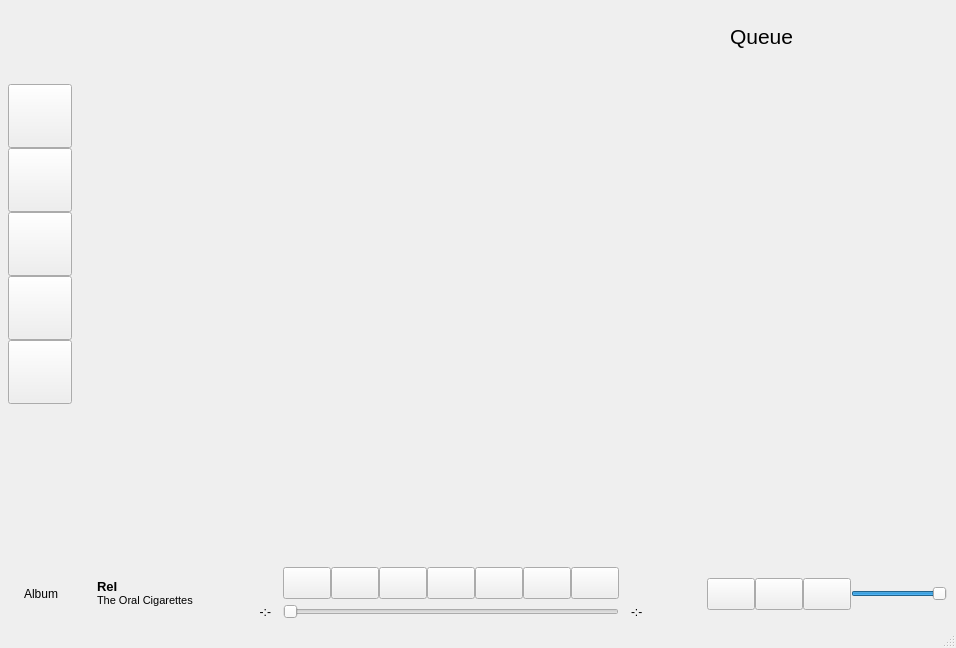
First picture: the form in ui/mainwindow.ui, repository bagusNA/bitbeat, before the edit.
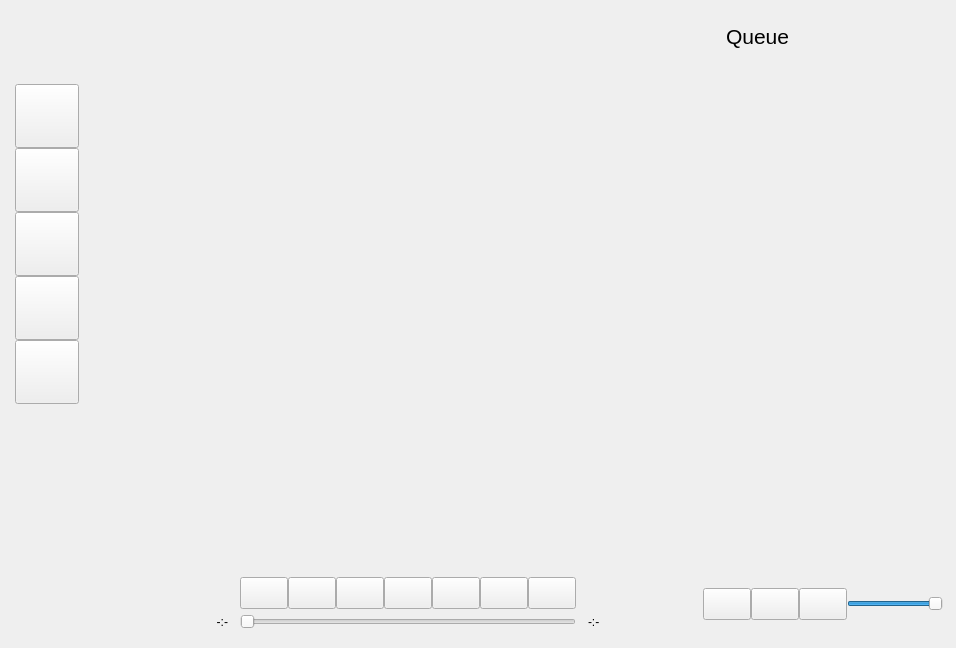
Second picture: the form after the edit. Icons and pictures are not drawn.

What changed in the file:
```diff
--- a/ui/mainwindow.ui
+++ b/ui/mainwindow.ui
@@ -21,25 +21,31 @@
    <string notr="true"/>
   </property>
   <widget class="QWidget" name="container">
-   <layout class="QGridLayout" name="gridLayout_2" columnstretch="0,1,0">
+   <property name="sizePolicy">
+    <sizepolicy hsizetype="Expanding" vsizetype="Expanding">
+     <horstretch>0</horstretch>
+     <verstretch>0</verstretch>
+    </sizepolicy>
+   </property>
+   <layout class="QGridLayout" name="gridLayout_2" rowstretch="1,0" columnstretch="0,1,0">
     <property name="leftMargin">
-     <number>0</number>
+     <number>7</number>
     </property>
     <property name="topMargin">
      <number>0</number>
     </property>
     <property name="rightMargin">
-     <number>0</number>
+     <number>4</number>
     </property>
     <property name="bottomMargin">
-     <number>0</number>
+     <number>12</number>
     </property>
     <property name="spacing">
      <number>0</number>
     </property>
     <item row="1" column="0" colspan="3">
      <widget class="QWidget" name="widget_3" native="true">
-      <layout class="QGridLayout" name="gridLayout_3" columnstretch="1,0,0">
+      <layout class="QGridLayout" name="gridLayout_3" columnstretch="0,0,0,0,0">
        <property name="bottomMargin">
         <number>0</number>
        </property>
@@ -49,112 +55,8 @@
        <property name="verticalSpacing">
         <number>0</number>
        </property>
-       <item row="0" column="0">
-        <layout class="QHBoxLayout" name="song_info">
-         <property name="spacing">
-          <number>24</number>
-         </property>
-         <property name="leftMargin">
-          <number>0</number>
-         </property>
-         <property name="rightMargin">
-          <number>0</number>
-         </property>
-         <item>
-          <widget class="QLabel" name="placeholder_album_cover">
-           <property name="sizePolicy">
-            <sizepolicy hsizetype="Preferred" vsizetype="Preferred">
-             <horstretch>0</horstretch>
-             <verstretch>0</verstretch>
-            </sizepolicy>
-           </property>
-           <property name="minimumSize">
-            <size>
-             <width>64</width>
-             <height>64</height>
-            </size>
-           </property>
-           <property name="maximumSize">
-            <size>
-             <width>64</width>
-             <height>64</height>
-            </size>
-           </property>
-           <property name="text">
-            <string>Album</string>
-           </property>
-           <property name="scaledContents">
-            <bool>false</bool>
-           </property>
-           <property name="alignment">
-            <set>Qt::AlignCenter</set>
-           </property>
-          </widget>
-         </item>
-         <item>
-          <layout class="QVBoxLayout" name="song_info_labels">
-           <property name="spacing">
-            <number>0</number>
-           </property>
-           <property name="leftMargin">
-            <number>0</number>
-           </property>
-           <item>
-            <widget class="QLabel" name="song_title_label">
-             <property name="minimumSize">
-              <size>
-               <width>0</width>
-               <height>0</height>
-              </size>
-             </property>
-             <property name="maximumSize">
-              <size>
-               <width>300</width>
-               <height>16777215</height>
-              </size>
-             </property>
-             <property name="font">
-              <font>
-               <pointsize>10</pointsize>
-               <weight>75</weight>
-               <bold>true</bold>
-              </font>
-             </property>
-             <property name="text">
-              <string>ReI</string>
-             </property>
-             <property name="alignment">
-              <set>Qt::AlignBottom|Qt::AlignLeading|Qt::AlignLeft</set>
-             </property>
-            </widget>
-           </item>
-           <item>
-            <widget class="QLabel" name="song_artist_label">
-             <property name="maximumSize">
-              <size>
-               <width>300</width>
-               <height>16777215</height>
-              </size>
-             </property>
-             <property name="font">
-              <font>
-               <pointsize>8</pointsize>
-              </font>
-             </property>
-             <property name="text">
-              <string>The Oral Cigarettes</string>
-             </property>
-             <property name="alignment">
-              <set>Qt::AlignLeading|Qt::AlignLeft|Qt::AlignTop</set>
-             </property>
-            </widget>
-           </item>
-          </layout>
-         </item>
-        </layout>
-       </item>
-       <item row="0" column="1">
-        <layout class="QGridLayout" name="gridLayout_6">
+       <item row="0" column="2">
+        <layout class="QGridLayout" name="gridLayout_6" rowstretch="0,1,0">
          <property name="leftMargin">
           <number>0</number>
          </property>
@@ -364,7 +266,130 @@
          </item>
         </layout>
        </item>
-       <item row="0" column="2">
+       <item row="0" column="1">
+        <spacer name="horizontalSpacer">
+         <property name="orientation">
+          <enum>Qt::Horizontal</enum>
+         </property>
+         <property name="sizeHint" stdset="0">
+          <size>
+           <width>40</width>
+           <height>20</height>
+          </size>
+         </property>
+        </spacer>
+       </item>
+       <item row="0" column="0">
+        <layout class="QHBoxLayout" name="song_info">
+         <property name="spacing">
+          <number>24</number>
+         </property>
+         <property name="leftMargin">
+          <number>0</number>
+         </property>
+         <property name="rightMargin">
+          <number>0</number>
+         </property>
+         <item>
+          <widget class="QLabel" name="placeholder_album_cover">
+           <property name="sizePolicy">
+            <sizepolicy hsizetype="Preferred" vsizetype="Preferred">
+             <horstretch>0</horstretch>
+             <verstretch>0</verstretch>
+            </sizepolicy>
+           </property>
+           <property name="minimumSize">
+            <size>
+             <width>64</width>
+             <height>64</height>
+            </size>
+           </property>
+           <property name="maximumSize">
+            <size>
+             <width>64</width>
+             <height>64</height>
+            </size>
+           </property>
+           <property name="autoFillBackground">
+            <bool>false</bool>
+           </property>
+           <property name="text">
+            <string/>
+           </property>
+           <property name="pixmap">
+            <pixmap resource="../assets/assets.qrc">:/icons/icons/music-album-bold.svg</pixmap>
+           </property>
+           <property name="scaledContents">
+            <bool>false</bool>
+           </property>
+           <property name="alignment">
+            <set>Qt::AlignCenter</set>
+           </property>
+          </widget>
+         </item>
+         <item>
+          <layout class="QVBoxLayout" name="song_info_labels">
+           <property name="spacing">
+            <number>0</number>
+           </property>
+           <property name="leftMargin">
+            <number>0</number>
+           </property>
+           <item>
+            <widget class="QLabel" name="song_title_label">
+             <property name="minimumSize">
+              <size>
+               <width>0</width>
+               <height>0</height>
+              </size>
+             </property>
+             <property name="maximumSize">
+              <size>
+               <width>300</width>
+               <height>16777215</height>
+              </size>
+             </property>
+             <property name="font">
+              <font>
+               <pointsize>10</pointsize>
+               <weight>75</weight>
+               <bold>true</bold>
+              </font>
+             </property>
+             <property name="text">
+              <string/>
+             </property>
+             <property name="alignment">
+              <set>Qt::AlignBottom|Qt::AlignLeading|Qt::AlignLeft</set>
+             </property>
+            </widget>
+           </item>
+           <item>
+            <widget class="QLabel" name="song_artist_label">
+             <property name="maximumSize">
+              <size>
+               <width>300</width>
+               <height>16777215</height>
+              </size>
+             </property>
+             <property name="font">
+              <font>
+               <pointsize>8</pointsize>
+              </font>
+             </property>
+             <property name="text">
+              <string/>
+             </property>
+             <property name="alignment">
+              <set>Qt::AlignLeading|Qt::AlignLeft|Qt::AlignTop</set>
+             </property>
+            </widget>
+           </item>
+          </layout>
+         </item>
+        </layout>
+       </item>
+       <item row="0" column="4">
         <layout class="QHBoxLayout" name="horizontalLayout">
          <property name="spacing">
           <number>0</number>
@@ -372,19 +397,6 @@
          <property name="leftMargin">
           <number>0</number>
          </property>
-         <item>
-          <spacer name="horizontalSpacer">
-           <property name="orientation">
-            <enum>Qt::Horizontal</enum>
-           </property>
-           <property name="sizeHint" stdset="0">
-            <size>
-             <width>40</width>
-             <height>20</height>
-            </size>
-           </property>
-          </spacer>
-         </item>
          <item>
           <widget class="QPushButton" name="btn_lyrics">
            <property name="minimumSize">
@@ -484,6 +496,19 @@
          </item>
         </layout>
        </item>
+       <item row="0" column="3">
+        <spacer name="horizontalSpacer_2">
+         <property name="orientation">
+          <enum>Qt::Horizontal</enum>
+         </property>
+         <property name="sizeHint" stdset="0">
+          <size>
+           <width>40</width>
+           <height>20</height>
+          </size>
+         </property>
+        </spacer>
+       </item>
       </layout>
      </widget>
     </item>
@@ -816,7 +841,7 @@
             <x>0</x>
             <y>0</y>
             <width>202</width>
-            <height>472</height>
+            <height>482</height>
            </rect>
           </property>
           <layout class="QGridLayout" name="gridLayout">
@@ -867,7 +892,6 @@
     </item>
    </layout>
   </widget>
-  <widget class="QStatusBar" name="statusbar"/>
  </widget>
  <resources>
   <include location="../assets/assets.qrc"/>
```
